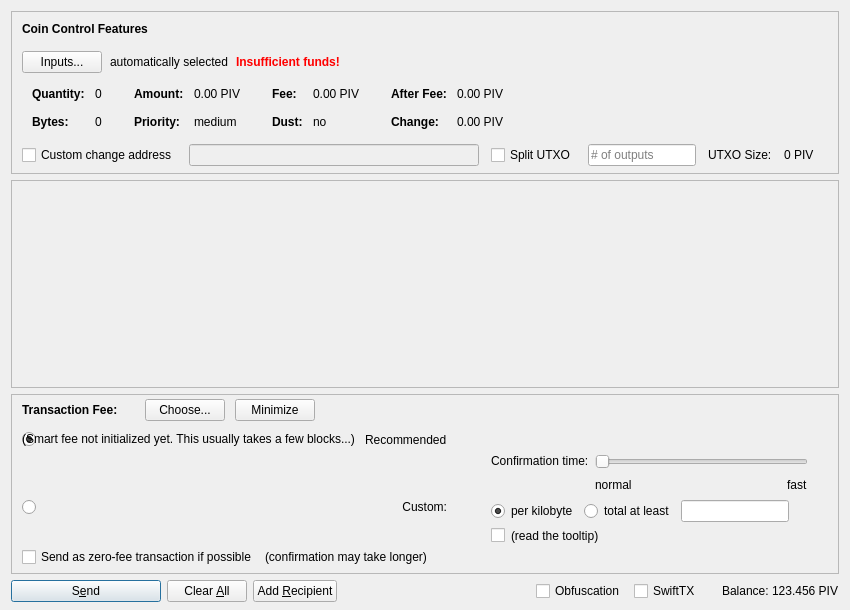
crazysoldier/clonecoin, file src/qt/forms/sendcoinsdialog.ui: the form before one commit.
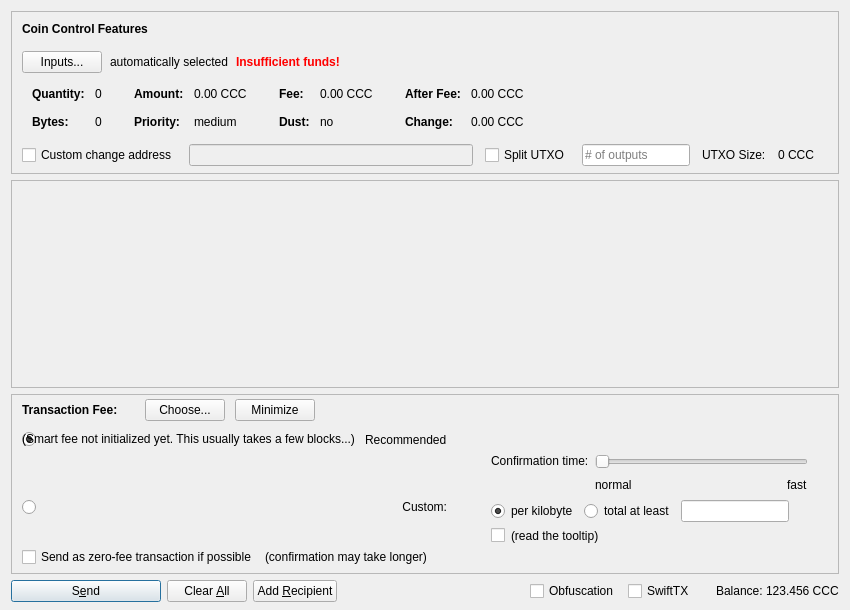
The form after the commit. Icons and pictures are not drawn. Custom widgets are drawn as their Qt base class.

```diff
--- a/src/qt/forms/sendcoinsdialog.ui
+++ b/src/qt/forms/sendcoinsdialog.ui
@@ -324,7 +324,7 @@
                   <enum>Qt::ActionsContextMenu</enum>
                  </property>
                  <property name="text">
-                  <string notr="true">0.00 PIV</string>
+                  <string notr="true">0.00 CCC</string>
                  </property>
                  <property name="textInteractionFlags">
                   <set>Qt::LinksAccessibleByMouse|Qt::TextSelectableByKeyboard|Qt::TextSelectableByMouse</set>
@@ -404,7 +404,7 @@
                   <enum>Qt::ActionsContextMenu</enum>
                  </property>
                  <property name="text">
-                  <string notr="true">0.00 PIV</string>
+                  <string notr="true">0.00 CCC</string>
                  </property>
                  <property name="textInteractionFlags">
                   <set>Qt::LinksAccessibleByMouse|Qt::TextSelectableByKeyboard|Qt::TextSelectableByMouse</set>
@@ -484,7 +484,7 @@
                   <enum>Qt::ActionsContextMenu</enum>
                  </property>
                  <property name="text">
-                  <string notr="true">0.00 PIV</string>
+                  <string notr="true">0.00 CCC</string>
                  </property>
                  <property name="textInteractionFlags">
                   <set>Qt::LinksAccessibleByMouse|Qt::TextSelectableByKeyboard|Qt::TextSelectableByMouse</set>
@@ -513,7 +513,7 @@
                   <enum>Qt::ActionsContextMenu</enum>
                  </property>
                  <property name="text">
-                  <string notr="true">0.00 PIV</string>
+                  <string notr="true">0.00 CCC</string>
                  </property>
                  <property name="textInteractionFlags">
                   <set>Qt::LinksAccessibleByMouse|Qt::TextSelectableByKeyboard|Qt::TextSelectableByMouse</set>
@@ -594,7 +594,7 @@
           <item>
            <widget class="QLabel" name="labelBlockSize">
             <property name="text">
-             <string>0 PIV</string>
+             <string>0 CCC</string>
             </property>
            </widget>
           </item>
@@ -1432,7 +1432,7 @@
           <cursorShape>IBeamCursor</cursorShape>
          </property>
          <property name="text">
-          <string notr="true">123.456 PIV</string>
+          <string notr="true">123.456 CCC</string>
          </property>
          <property name="textInteractionFlags">
           <set>Qt::LinksAccessibleByMouse|Qt::TextSelectableByKeyboard|Qt::TextSelectableByMouse</set>
```
Left out of the diff: 16 changed lines with no effect on the pictures.
